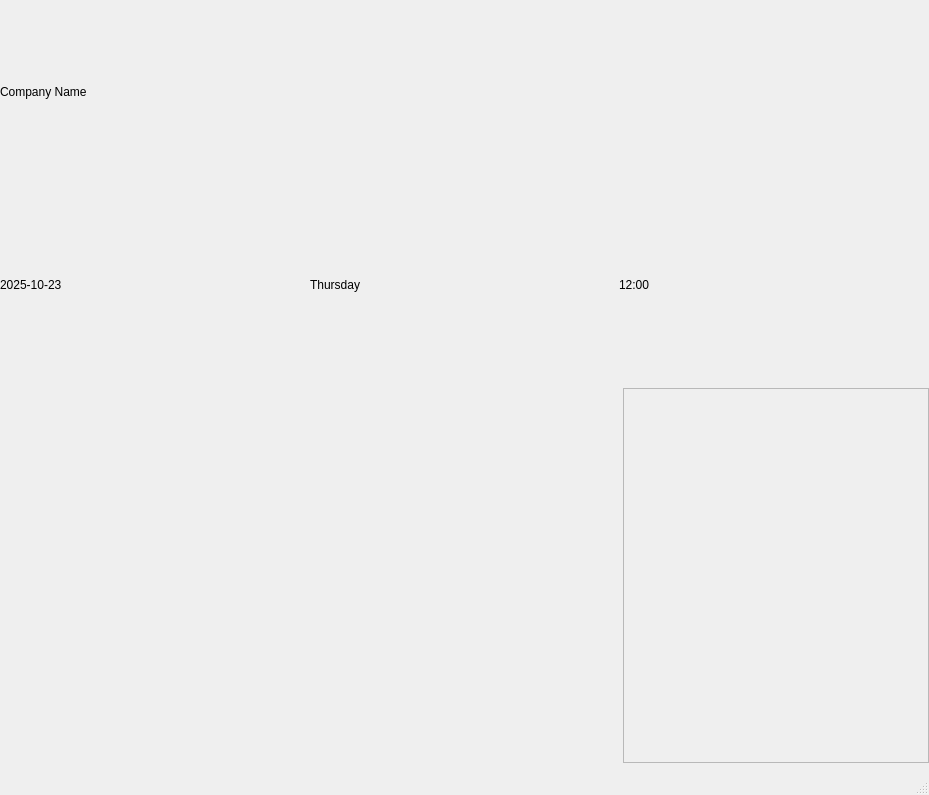
This is Project/ui/main_window.ui in Selvam-T/POS as Qt 5 draws it before an edit. The edited form follows.
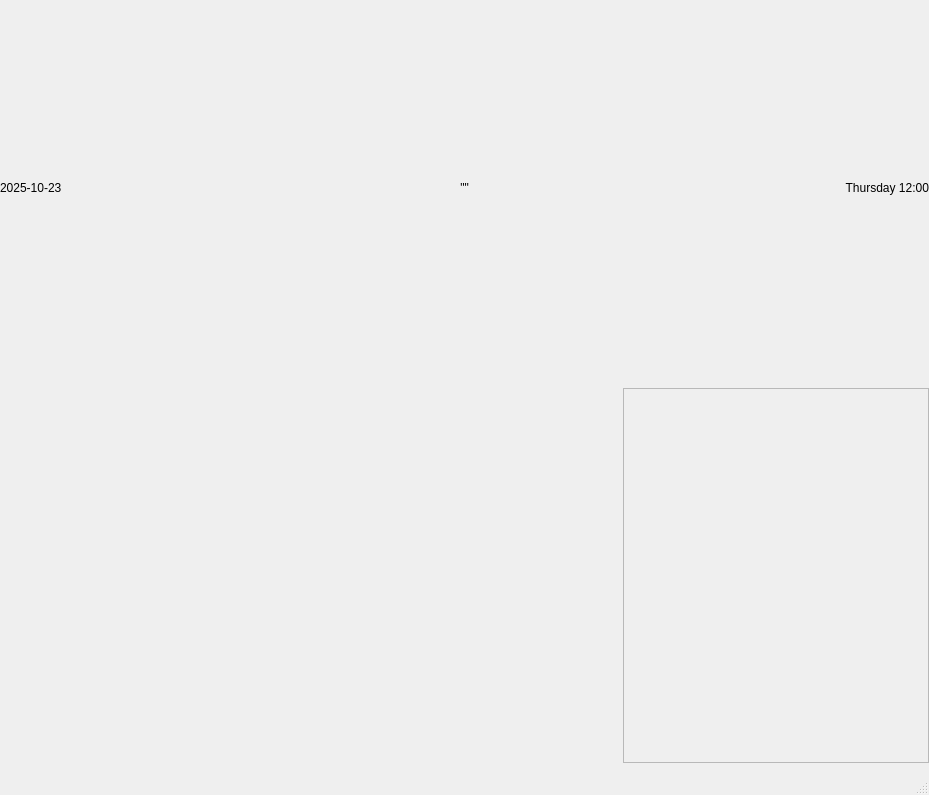
This is the edited form.

Commit message: infosection modified date, company name, day time in one line. Date Time function implemented. Icons for menu buttons specified in config.py with fallback text and .qss styling.

Diff of the .ui file:
```diff
--- a/Project/ui/main_window.ui
+++ b/Project/ui/main_window.ui
@@ -28,47 +28,48 @@
      <number>10</number>
     </property>
         <item>
-         <layout class="QVBoxLayout" name="infoSection">
+     <layout class="QHBoxLayout" name="infoSection">
             <property name="spacing">
-             <number>10</number>
+       <number>0</number>
             </property>
             <property name="bottomMargin">
              <number>0</number>
             </property>
             <item>
-             <widget class="QLabel" name="labelCompany">
-                <property name="text">
-                 <string>Company Name</string>
-                </property>
-             </widget>
-            </item>
-            <item>
-             <layout class="QHBoxLayout" name="dateArea">
-                <property name="spacing">
-                 <number>0</number>
-                </property>
-                <item>
                  <widget class="QLabel" name="labelDate">
                     <property name="text">
                      <string>2025-10-23</string>
                     </property>
+        <property name="alignment">
+         <set>Qt::AlignLeading|Qt::AlignLeft|Qt::AlignVCenter</set>
+        </property>
+        <property name="margin">
+         <number>30</number>
+        </property>
                  </widget>
                 </item>
                 <item>
-                 <widget class="QLabel" name="labelDay">
+       <widget class="QLabel" name="labelCompany">
                     <property name="text">
-                     <string>Thursday</string>
-                    </property>
+         <string>""</string>
+        </property>
+        <property name="alignment">
+         <set>Qt::AlignCenter</set>
+        </property>
                  </widget>
                 </item>
                 <item>
-                 <widget class="QLabel" name="labelTime">
+       <widget class="QLabel" name="labelDayTime">
                     <property name="text">
-                     <string>12:00</string>
-                    </property>
-                 </widget>
-                </item>
-             </layout>
+         <string>Thursday 12:00</string>
+        </property>
+        <property name="alignment">
+         <set>Qt::AlignRight|Qt::AlignTrailing|Qt::AlignVCenter</set>
+        </property>
+        <property name="margin">
+         <number>30</number>
+        </property>
+       </widget>
             </item>
          </layout>
         </item>
```
Left out of the diff: 6 changed lines with no effect on the pictures. Lines whose indentation alone changed are shown as unchanged. The commit also changes 20 other files.
